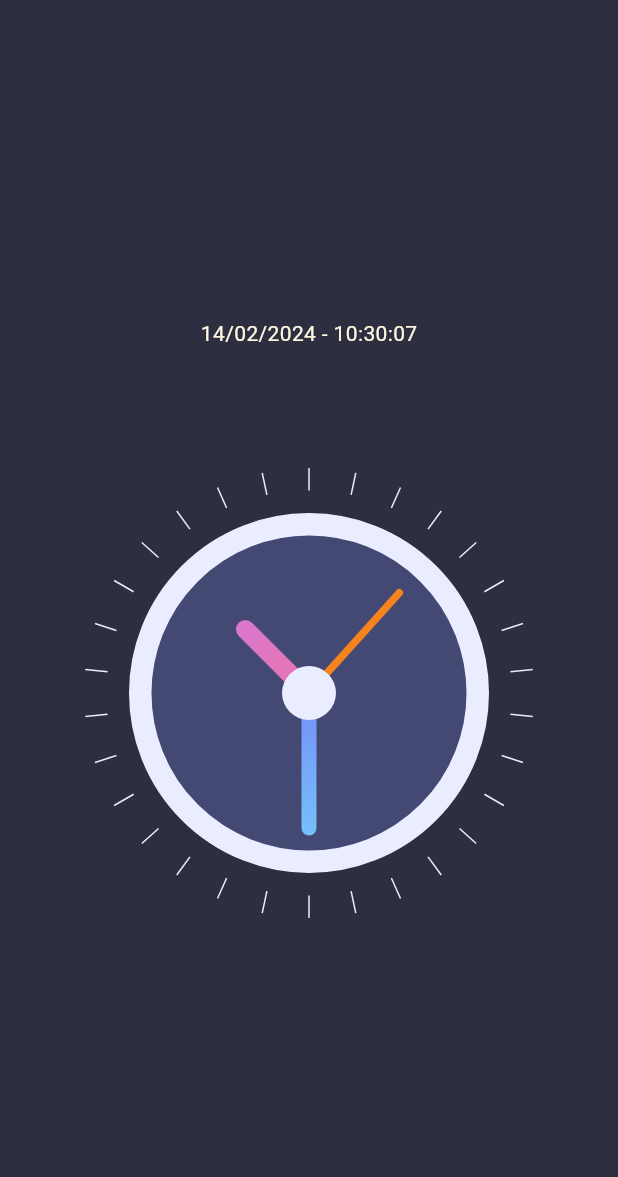
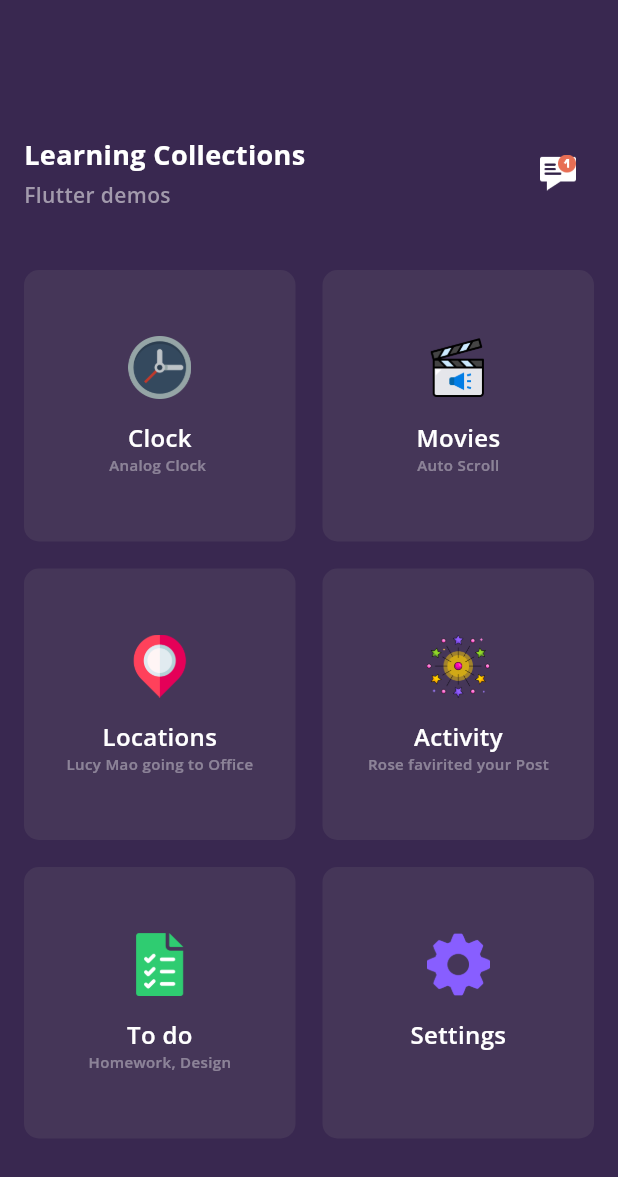
Before and after one commit to heliomarpm/flutter-learn_collection, a Flutter app: the screen it shows after launch, on a phone screen of 412 x 824 dp. Shown: the top 1177 px of the screen. Run offline on Flutter 3.47's test engine with Material 3 defaults, Android fonts, the phone set to English and light mode, and no system bars; our stand-ins replace google_fonts.

Commit message:
feat: new home with grid view

```diff
--- a/lib/clock/home_page.dart
+++ b/lib/clock/home_page.dart
@@ -34,14 +34,21 @@ class ClockView extends StatefulWidget {
 
 class _ClockViewState extends State<ClockView> {
   late DateTime _now;
+  late Timer _timer;
 
   @override
   void initState() {
     _updateTime();
-    Timer.periodic(const Duration(seconds: 1), (timer) {
+    _timer = Timer.periodic(const Duration(seconds: 1), (timer) {
       _updateTime();
     });
     super.initState();
+  }
+
+  @override
+  void dispose() {
+    _timer.cancel(); // Cancela o temporizador no dispose
+    super.dispose();
   }
 
   void _updateTime() {
--- a/lib/main.dart
+++ b/lib/main.dart
@@ -1,7 +1,7 @@
 import 'package:flutter/foundation.dart';
 import 'package:flutter/material.dart';
-
-import 'clock/home_page.dart';
+import 'package:google_fonts/google_fonts.dart';
+import 'package:learn_collection/tiles.dart';
 
 void main() {
   if (kReleaseMode) {
@@ -23,95 +23,73 @@ class MyApp extends StatelessWidget {
         colorScheme: ColorScheme.fromSeed(seedColor: Colors.deepPurple),
         useMaterial3: true,
       ),
-      home: const HomePage(),
+      home: const MyHomePage(title: "Learning Collections"),
     );
   }
 }
 
 class MyHomePage extends StatefulWidget {
+  final String title;
+
   const MyHomePage({super.key, required this.title});
-
-  // This widget is the home page of your application. It is stateful, meaning
-  // that it has a State object (defined below) that contains fields that affect
-  // how it looks.
-
-  // This class is the configuration for the state. It holds the values (in this
-  // case the title) provided by the parent (in this case the App widget) and
-  // used by the build method of the State. Fields in a Widget subclass are
-  // always marked "final".
-
-  final String title;
 
   @override
   State<MyHomePage> createState() => _MyHomePageState();
 }
 
 class _MyHomePageState extends State<MyHomePage> {
-  int _counter = 0;
-
-  void _incrementCounter() {
-    setState(() {
-      // This call to setState tells the Flutter framework that something has
-      // changed in this State, which causes it to rerun the build method below
-      // so that the display can reflect the updated values. If we changed
-      // _counter without calling setState(), then the build method would not be
-      // called again, and so nothing would appear to happen.
-      _counter++;
-    });
-  }
-
   @override
   Widget build(BuildContext context) {
-    // This method is rerun every time setState is called, for instance as done
-    // by the _incrementCounter method above.
-    //
-    // The Flutter framework has been optimized to make rerunning build methods
-    // fast, so that you can just rebuild anything that needs updating rather
-    // than having to individually change instances of widgets.
     return Scaffold(
-      appBar: AppBar(
-        // TRY THIS: Try changing the color here to a specific color (to
-        // Colors.amber, perhaps?) and trigger a hot reload to see the AppBar
-        // change color while the other colors stay the same.
-        backgroundColor: Theme.of(context).colorScheme.inversePrimary,
-        // Here we take the value from the MyHomePage object that was created by
-        // the App.build method, and use it to set our appbar title.
-        title: Text(widget.title),
-      ),
-      body: Center(
-        // Center is a layout widget. It takes a single child and positions it
-        // in the middle of the parent.
-        child: Column(
-          // Column is also a layout widget. It takes a list of children and
-          // arranges them vertically. By default, it sizes itself to fit its
-          // children horizontally, and tries to be as tall as its parent.
-          //
-          // Column has various properties to control how it sizes itself and
-          // how it positions its children. Here we use mainAxisAlignment to
-          // center the children vertically; the main axis here is the vertical
-          // axis because Columns are vertical (the cross axis would be
-          // horizontal).
-          //
-          // TRY THIS: Invoke "debug painting" (choose the "Toggle Debug Paint"
-          // action in the IDE, or press "p" in the console), to see the
-          // wireframe for each widget.
-          mainAxisAlignment: MainAxisAlignment.center,
-          children: <Widget>[
-            const Text(
-              'You have pushed the button this many times:',
+        backgroundColor: const Color(0xff392850),
+        // appBar: AppBar(
+        //   backgroundColor: Theme.of(context).colorScheme.primary,
+        //   title: Text(widget.title),
+        // ),
+        body: Column(
+          children: [
+            const SizedBox(height: 90),
+            Padding(
+              padding: const EdgeInsets.only(left: 16, right: 16),
+              child: Row(
+                mainAxisAlignment: MainAxisAlignment.spaceBetween,
+                children: [
+                  Column(
+                    crossAxisAlignment: CrossAxisAlignment.start,
+                    children: [
+                      Text(
+                        widget.title,
+                        style: GoogleFonts.openSans(
+                          textStyle: const TextStyle(
+                              color: Colors.white,
+                              fontSize: 18,
+                              fontWeight: FontWeight.bold),
+                        ),
+                      ),
+                      const SizedBox(
+                        height: 4,
+                      ),
+                      Text(
+                        "Flutter demos",
+                        style: GoogleFonts.openSans(
+                            textStyle: const TextStyle(
+                                color: Color(0xffa29aac),
+                                fontSize: 14,
+                                fontWeight: FontWeight.w600)),
+                      ),
+                    ],
+                  ),
+                  IconButton(
+                    alignment: Alignment.topCenter,
+                    icon: Image.asset("assets/icons/notification.png", width: 24),
+                    onPressed: () {},
+                  )
+                ],
+              ),
             ),
-            Text(
-              '$_counter',
-              style: Theme.of(context).textTheme.headlineMedium,
-            ),
+            const SizedBox(height: 40),
+            Tiles()
           ],
-        ),
-      ),
-      floatingActionButton: FloatingActionButton(
-        onPressed: _incrementCounter,
-        tooltip: 'Increment',
-        child: const Icon(Icons.add),
-      ), // This trailing comma makes auto-formatting nicer for build methods.
-    );
+        ));
   }
 }
--- /dev/null
+++ b/lib/tiles.dart
@@ -0,0 +1,152 @@
+import 'package:flutter/material.dart';
+import 'package:google_fonts/google_fonts.dart';
+
+import 'package:learn_collection/clock/home_page.dart' as clock;
+
+class Tiles extends StatelessWidget {
+  Tiles({super.key});
+
+  Tile item1 = Tile(
+    title: "Clock",
+    subtitle: "Analog Clock ",
+    event: "Interface",
+    image: "assets/icons/clock.png",
+    page: const clock.HomePage(),
+  );
+
+  Tile item2 = Tile(
+    title: "Movies",
+    subtitle: "Auto Scroll",
+    event: "Design",
+    image: "assets/icons/movies.png",
+    page: null,
+  );
+  Tile item3 = Tile(
+    title: "Locations",
+    subtitle: "Lucy Mao going to Office",
+    event: "",
+    image: "assets/icons/map.png",
+    page: null,
+  );
+  Tile item4 = Tile(
+    title: "Activity",
+    subtitle: "Rose favirited your Post",
+    event: "",
+    image: "assets/icons/festival.png",
+    page: null,
+  );
+  Tile item5 = Tile(
+    title: "To do",
+    subtitle: "Homework, Design",
+    event: "4 Items",
+    image: "assets/icons/todo.png",
+    page: null,
+  );
+  Tile item6 = Tile(
+    title: "Settings",
+    subtitle: "",
+    event: "2 Items",
+    image: "assets/icons/setting.png",
+    page: null,
+  );
+
+  @override
+  Widget build(BuildContext context) {
+    List<Tile> tiles = [item1, item2, item3, item4, item5, item6];
+
+    var color = 0xff453658;
+
+    return Flexible(
+      child: GridView.count(
+        crossAxisCount: 2,
+        crossAxisSpacing: 18,
+        mainAxisSpacing: 18,
+        childAspectRatio: 1.0,
+        padding: const EdgeInsets.only(left: 16, right: 16),
+        children: tiles.map((tile) {
+          return Container(
+            // tile container
+            decoration: BoxDecoration(
+                color: Color(color), borderRadius: BorderRadius.circular(10)),
+            // tile content
+            child: GestureDetector(
+              onTap: () {
+                // Navegue para a página associada ao tile
+                if (tile.page != null) {
+                  Navigator.push(
+                    context,
+                    MaterialPageRoute(builder: (context) => tile.page!),
+                  );
+                }
+              },
+              child: Column(
+                mainAxisAlignment: MainAxisAlignment.center,
+                children: [
+                  Image.asset(tile.image, width: 42),
+                  const SizedBox(height: 14),
+                  Text(
+                    tile.title,
+                    style: GoogleFonts.openSans(
+                      textStyle: const TextStyle(
+                        color: Colors.white,
+                        fontSize: 16,
+                        fontWeight: FontWeight.w600,
+                      ),
+                    ),
+                  ),
+                  // const SizedBox(height: 5),
+                  Text(
+                    tile.subtitle,
+                    style: GoogleFonts.openSans(
+                        textStyle: const TextStyle(
+                            color: Colors.white38,
+                            fontSize: 10,
+                            fontWeight: FontWeight.w600)),
+                  ),
+                  // const SizedBox(height: 8),
+                  // Text(
+                  //   tile.event,
+                  //   style: GoogleFonts.openSans(
+                  //       textStyle: const TextStyle(
+                  //           color: Colors.white70,
+                  //           fontSize: 11,
+                  //           fontWeight: FontWeight.w600)),
+                  // ),
+                ],
+              ),
+            ),
+          );
+        }).toList(),
+      ),
+    );
+  }
+
+  Widget? _getPage(String title) {
+    // Mapeie o nome da classe da página para a instância correspondente
+    switch (title) {
+      case 'Clock':
+        return const clock.HomePage();
+      // Adicione mais casos conforme necessário para outras páginas
+      default:
+        return null;
+    }
+  }
+}
+
+
+class Tile {
+  String title;
+  String subtitle;
+  String event;
+  String image;
+  // TilePage page;
+  Widget? page;
+
+  Tile({
+    required this.title,
+    required this.subtitle,
+    required this.event,
+    required this.image,
+    this.page,
+  });
+}
```
Also changed, not shown: pubspec.yaml (+10 -30 lines), assets/icons/calendar.png (added), assets/icons/cirque.png (added), assets/icons/clock.png (added), assets/icons/festival.png (added), assets/icons/food.png (added), assets/icons/map.png (added), assets/icons/movies.png (added), assets/icons/notification.png (added), assets/icons/setting.png (added), assets/icons/todo.png (added), pubspec.lock.
